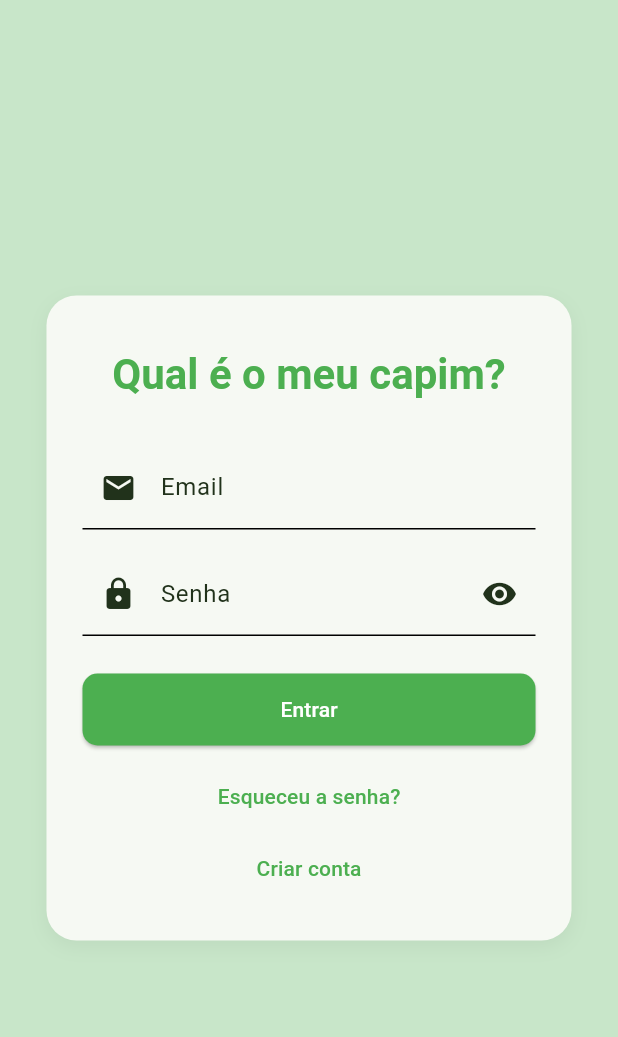
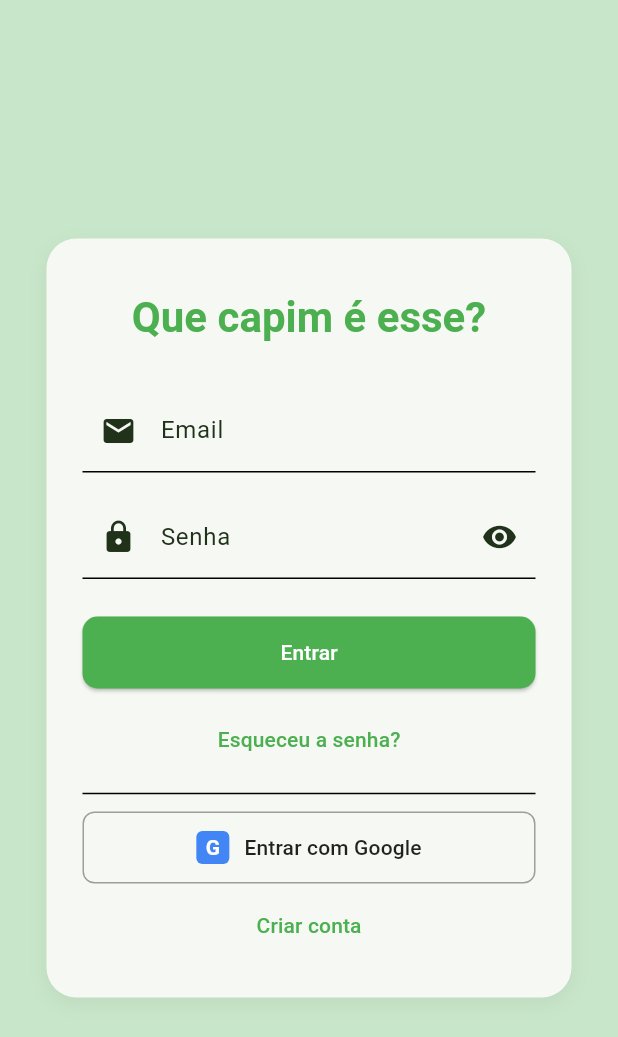
Before and after one commit to silvajoel/forrageira, a Flutter app: the screen it shows after launch, on a phone screen of 412 x 824 dp. Shown: the top 1037 px of the screen. Run offline on Flutter 3.47's test engine with Material 3 defaults, Android fonts, the phone set to English and light mode, and no system bars; our stand-ins replace cloud_firestore, firebase_auth, firebase_core, firebase_messaging, fl_chart, flutter_local_notifications and 9 more; missing offline and left inert: dart:html; accounts and stored records are empty; project files that could hold a hidden picture were left out.

Commit message:
Renomeia app e adiciona login com Google
- Nome alterado para 'Que capim é esse?' (Android, iOS, código)
- Login com Google implementado (google_sign_in)
- Locale PT-BR forçado no MaterialApp
- google-services.json atualizado com OAuth clients
- Versão 1.0.4+7

Co-Authored-By: Claude Sonnet 4.6 <noreply@anthropic.com>

```diff
--- a/lib/main.dart
+++ b/lib/main.dart
@@ -4,6 +4,7 @@ import 'package:firebase_core/firebase_core.dart';
 import 'package:firebase_messaging/firebase_messaging.dart';
 import 'package:flutter/foundation.dart';
 import 'package:flutter/material.dart';
+import 'package:flutter_localizations/flutter_localizations.dart';
 import 'package:provider/provider.dart';
 
 import 'package:forrageira/screens/forgot_password_screen.dart';
@@ -93,7 +94,17 @@ class MyApp extends StatelessWidget {
     return MaterialApp(
       navigatorKey: navigatorKey,
       debugShowCheckedModeBanner: false,
-      title: 'Qual é o meu capim?',
+      title: 'Que capim é esse?',
+      locale: const Locale('pt', 'BR'),
+      supportedLocales: const [
+        Locale('pt', 'BR'),
+        Locale('en', 'US'),
+      ],
+      localizationsDelegates: const [
+        GlobalMaterialLocalizations.delegate,
+        GlobalWidgetsLocalizations.delegate,
+        GlobalCupertinoLocalizations.delegate,
+      ],
       theme: appTheme,
       home: const AppBootstrapPage(),
       routes: {
--- /dev/null
+++ b/lib/widgets/google_sign_in_button.dart
@@ -0,0 +1,65 @@
+import 'package:flutter/material.dart';
+
+class GoogleSignInButton extends StatelessWidget {
+  final bool loading;
+  final VoidCallback onPressed;
+
+  const GoogleSignInButton({
+    super.key,
+    required this.loading,
+    required this.onPressed,
+  });
+
+  @override
+  Widget build(BuildContext context) {
+    return SizedBox(
+      width: double.infinity,
+      height: 48,
+      child: OutlinedButton(
+        onPressed: loading ? null : onPressed,
+        style: OutlinedButton.styleFrom(
+          side: const BorderSide(color: Colors.grey),
+          shape: RoundedRectangleBorder(
+            borderRadius: BorderRadius.circular(8),
+          ),
+        ),
+        child: loading
+            ? const SizedBox(
+                width: 22,
+                height: 22,
+                child: CircularProgressIndicator(strokeWidth: 2),
+              )
+            : Row(
+                mainAxisAlignment: MainAxisAlignment.center,
+                children: [
+                  Container(
+                    width: 22,
+                    height: 22,
+                    decoration: BoxDecoration(
+                      color: const Color(0xFF4285F4),
+                      borderRadius: BorderRadius.circular(4),
+                    ),
+                    alignment: Alignment.center,
+                    child: const Text(
+                      'G',
+                      style: TextStyle(
+                        color: Colors.white,
+                        fontWeight: FontWeight.bold,
+                        fontSize: 14,
+                      ),
+                    ),
+                  ),
+                  const SizedBox(width: 10),
+                  const Text(
+                    'Entrar com Google',
+                    style: TextStyle(
+                      color: Colors.black87,
+                      fontWeight: FontWeight.w500,
+                    ),
+                  ),
+                ],
+              ),
+      ),
+    );
+  }
+}
```
Also changed, not shown: lib/screens/login_screen.dart (+64 -1 lines), lib/services/auth_service.dart (+15 -0 lines), pubspec.yaml (+6 -1 lines), pubspec.lock, 6 other files.
